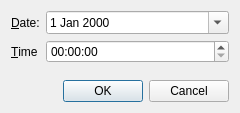
Above: src/gui/windows/input/DateTimeInputDialog.ui from startkladde/startkladde before the change. Below: the same form after it.
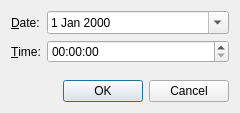
That is the form after the change.

Diff of the .ui file:
```diff
--- a/src/gui/windows/input/DateTimeInputDialog.ui
+++ b/src/gui/windows/input/DateTimeInputDialog.ui
@@ -43,7 +43,7 @@
       <item row="1" column="0">
        <widget class="QLabel" name="timeLabel">
         <property name="text">
-         <string>&amp;Time</string>
+         <string>&amp;Time:</string>
         </property>
         <property name="buddy">
          <cstring>timeInput</cstring>
```
Left out of the diff: 2 changed lines with no effect on the pictures.
